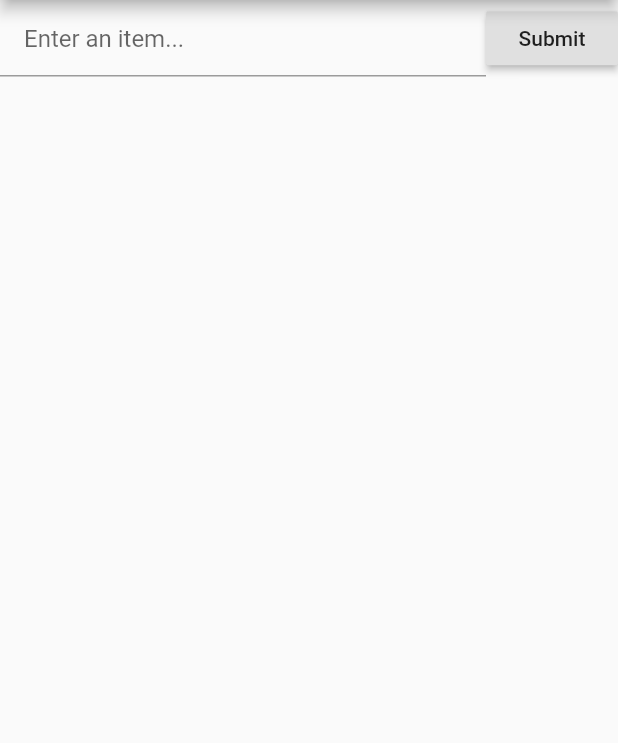
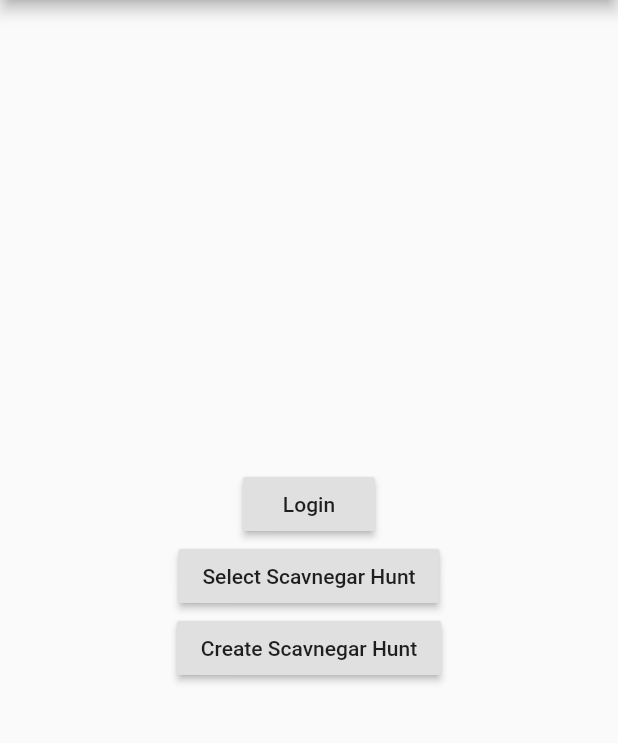
Before and after one commit to lwommack/ScavengerHunt, a Flutter app: the screen it shows after launch, on a phone screen of 412 x 824 dp, the part 84-827 px from its top. Run offline on Flutter 3.47's test engine with Material 2 defaults, Android fonts, the phone set to English and light mode, and no system bars.

Commit message:
Added list create and choose pages

```diff
--- /dev/null
+++ b/scavenger_hunt/lib/pages/choose_hunt.dart
@@ -0,0 +1,26 @@
+import 'package:flutter/material.dart';
+
+class Choose_Hunt extends StatefulWidget {
+  Choose_Hunt({Key key, this.title}) : super(key : key);
+
+  final String title;
+
+  @override
+  _Choose_Hunt_State createState() => _Choose_Hunt_State();
+
+}
+
+class _Choose_Hunt_State extends State<Choose_Hunt> {
+
+  @override
+  Widget build(BuildContext context) {
+    return Scaffold(
+      appBar: AppBar(title: Text(widget.title ?? ''),),
+      body: Column(
+        children: <Widget>[
+          Text("Coming Soon"),
+        ],
+      ),
+    );
+  }
+}
--- a/scavenger_hunt/lib/pages/home.dart
+++ b/scavenger_hunt/lib/pages/home.dart
@@ -1,4 +1,6 @@
 import 'package:flutter/material.dart';
+import 'choose_hunt.dart';
+import 'hunt_create.dart';
 
 class MyHomePage extends StatefulWidget {
   MyHomePage({Key key, this.title}) : super(key: key);
@@ -10,65 +12,17 @@ class MyHomePage extends StatefulWidget {
 }
 
 class _MyHomePageState extends State<MyHomePage> {
-  TextEditingController _controller = new TextEditingController();
-  Map<String, bool> items = new Map<String, bool>();
-  bool iconState = false;
 
-  void addItem(String item) {
-    if(item.length > 0)
-      setState(() => items.addAll({item: false}));
+  void chooseHunt() {
+    Navigator.of(context).push(new MaterialPageRoute(builder: (context) {
+      return Choose_Hunt(title: 'Select A Scavenger Hunt');
+    }));
   }
 
-  Widget buildList() {
-    return Flexible(
-      child: ListView.builder(
-        itemBuilder: (context, index) {
-          if (index < items.length) {
-            return buildItem(items.keys.elementAt(index));
-          }
-        },
-      ),
-    );
-  }
-
-  Widget enterItem() {
-    return Row(
-      mainAxisSize: MainAxisSize.min,
-      children: <Widget>[
-        Flexible(
-          child: TextField(
-            controller: _controller,
-            autofocus: false,
-            textCapitalization: TextCapitalization.sentences,
-            decoration: new InputDecoration(
-                fillColor: Theme.of(context).dialogBackgroundColor,
-                hintStyle: TextStyle(color: Theme.of(context).hintColor),
-                hintText: 'Enter an item...',
-                contentPadding: const EdgeInsets.all(16.0)),
-          ),
-        ),
-        RaisedButton(
-          onPressed: () {
-            addItem(_controller.value.text);
-            _controller.clear();
-          },
-          child: Text('Submit'),
-          color: Theme.of(context).buttonColor,
-        ),
-      ],
-    );
-  }
-
-  Widget buildItem(String item) {
-    return CheckboxListTile(
-      title: Text(item),
-      value: items[item],
-      onChanged: (bool value) {
-        setState(() {
-          items[item] = !items[item];
-        });
-      },
-    );
+  void createHunt() {
+    Navigator.of(context).push(new MaterialPageRoute(builder: (context){
+      return HuntCreate(title: 'Create A New Scavenger Hunt');
+    }));
   }
 
   @override
@@ -77,11 +31,33 @@ class _MyHomePageState extends State<MyHomePage> {
       appBar: AppBar(
         title: Text(widget.title),
       ),
-      body: Column(
-        children: <Widget>[
-          enterItem(),
-          buildList(),
-        ],
+      body: Container(
+        alignment: Alignment.center,
+        child: Column(
+          mainAxisAlignment: MainAxisAlignment.center,
+          crossAxisAlignment: CrossAxisAlignment.center,
+          children: <Widget>[
+            RaisedButton(
+              child: Text('Login'),
+              onPressed: () {
+                SnackBar(
+                    content: SnackBarAction(
+                        label: 'Login Coming Soon',
+                        onPressed: null,
+                    ),
+                );
+              },
+            ),
+            RaisedButton(
+              child: Text('Select Scavnegar Hunt'),
+              onPressed: chooseHunt,
+            ),
+            RaisedButton(
+              child: Text('Create Scavnegar Hunt'),
+              onPressed: createHunt,
+            ),
+          ],
+        ),
       ),
     );
   }
```
Also changed, not shown: scavenger_hunt/lib/pages/hunt_create.dart (+87 -0 lines), scavenger_hunt/pubspec.yaml (line endings or trailing spaces).
